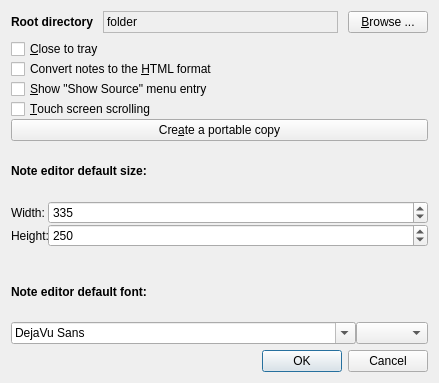
Qt form src/ui/preferences.ui (hakaishi/nobleNote) before a commit.
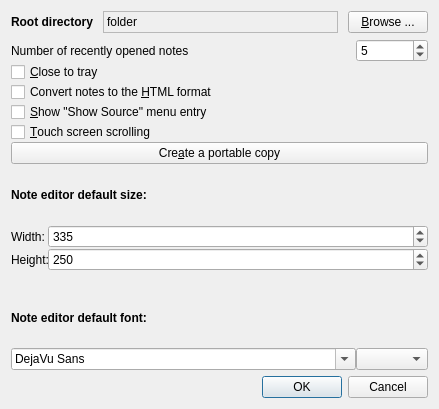
The same form after that commit. Icons and pictures are not drawn.

The edit to the form file:
```diff
--- a/src/ui/preferences.ui
+++ b/src/ui/preferences.ui
@@ -7,7 +7,7 @@
     <x>0</x>
     <y>0</y>
     <width>439</width>
-    <height>383</height>
+    <height>409</height>
    </rect>
   </property>
   <property name="windowTitle">
@@ -46,7 +46,7 @@
    </item>
    <item row="2" column="0" colspan="3">
     <layout class="QGridLayout" name="gridLayout_2">
-     <item row="8" column="0">
+     <item row="9" column="0">
       <widget class="QFontComboBox" name="fontComboBox">
        <property name="currentFont">
         <font>
@@ -56,7 +56,7 @@
        </property>
       </widget>
      </item>
-     <item row="7" column="0">
+     <item row="8" column="0">
       <widget class="QLabel" name="label_5">
        <property name="font">
         <font>
@@ -69,7 +69,7 @@
        </property>
       </widget>
      </item>
-     <item row="6" column="0" colspan="2">
+     <item row="7" column="0" colspan="2">
       <layout class="QFormLayout" name="formLayout">
        <property name="sizeConstraint">
         <enum>QLayout::SetDefaultConstraint</enum>
@@ -116,7 +116,7 @@
        </item>
       </layout>
      </item>
-     <item row="5" column="0" colspan="2">
+     <item row="6" column="0" colspan="2">
       <widget class="QLabel" name="label_2">
        <property name="font">
         <font>
@@ -129,7 +129,7 @@
        </property>
       </widget>
      </item>
-     <item row="3" column="0" colspan="2">
+     <item row="4" column="0" colspan="2">
       <widget class="QCheckBox" name="kineticScrolling">
        <property name="toolTip">
         <string notr="true">Enables drag to scroll</string>
@@ -139,14 +139,14 @@
        </property>
       </widget>
      </item>
-     <item row="2" column="0" colspan="2">
+     <item row="3" column="0" colspan="2">
       <widget class="QCheckBox" name="showSource">
        <property name="text">
         <string>&amp;Show &quot;Show Source&quot; menu entry</string>
        </property>
       </widget>
      </item>
-     <item row="1" column="0" colspan="2">
+     <item row="2" column="0" colspan="2">
       <widget class="QCheckBox" name="convertNotes">
        <property name="toolTip">
         <string>Automatically convert non-HTML notes to the HTML format. If disabled, non-HTML notes are opened read only.</string>
@@ -156,7 +156,7 @@
        </property>
       </widget>
      </item>
-     <item row="0" column="0" colspan="2">
+     <item row="1" column="0" colspan="2">
       <widget class="QCheckBox" name="dontQuit">
        <property name="toolTip">
         <string/>
@@ -166,7 +166,7 @@
        </property>
       </widget>
      </item>
-     <item row="8" column="1">
+     <item row="9" column="1">
       <widget class="QComboBox" name="fontSizeComboBox">
        <property name="sizePolicy">
         <sizepolicy hsizetype="Fixed" vsizetype="Fixed">
@@ -176,7 +176,7 @@
        </property>
       </widget>
      </item>
-     <item row="4" column="0" colspan="2">
+     <item row="5" column="0" colspan="2">
       <widget class="QPushButton" name="createPortable">
        <property name="toolTip">
         <string>For example for USB sticks.
@@ -188,6 +188,23 @@
        </property>
       </widget>
      </item>
+     <item row="0" column="1">
+      <widget class="QSpinBox" name="recentSpin">
+       <property name="maximum">
+        <number>15</number>
+       </property>
+       <property name="value">
+        <number>5</number>
+       </property>
+      </widget>
+     </item>
+     <item row="0" column="0">
+      <widget class="QLabel" name="label_6">
+       <property name="text">
+        <string>Number of recently opened notes</string>
+       </property>
+      </widget>
+     </item>
     </layout>
    </item>
    <item row="0" column="1">
```
